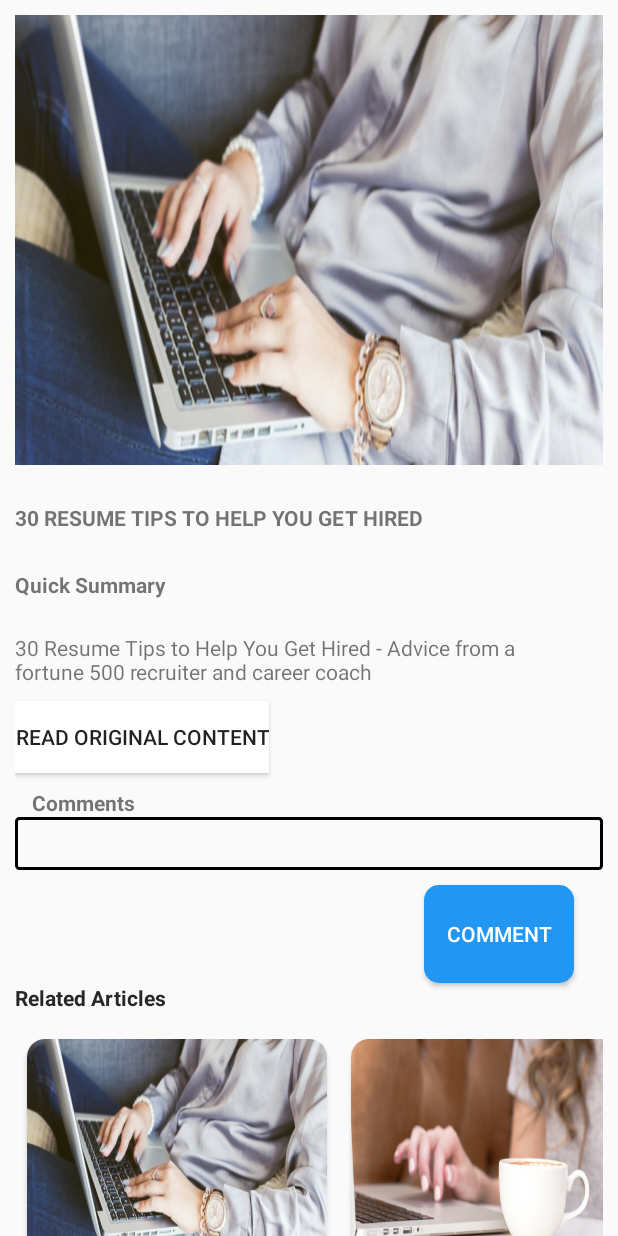
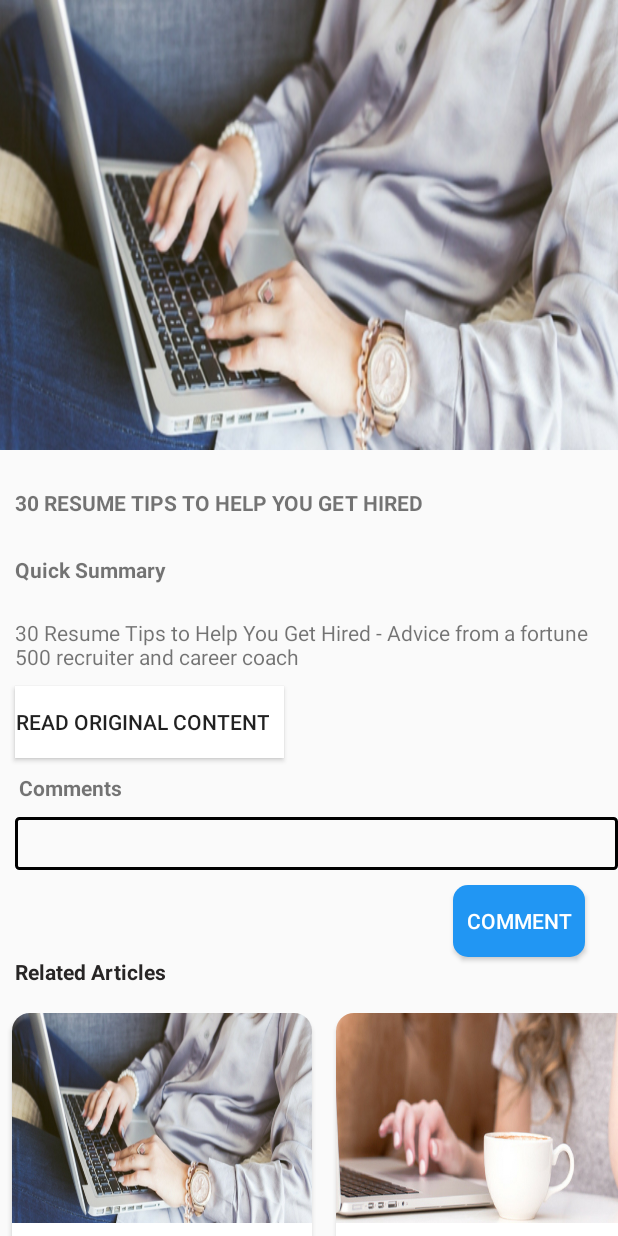
Before and after one commit to navneel61/EmpowerYouthCareerAdvice, an Android app: the CareerAdviceSummaryFragment screen opened through its navigation route, on a phone screen of 412 x 824 dp. Run offline under Robolectric (Android 15) with nearby library versions, the phone set to English and light mode, and no system bars; our stand-ins replace ButterKnife; Roboto replaces fonts that are not available here.

Commit message:
layouts modified

```diff
--- a/app/src/main/res/layout/fragment_career_advice_home.xml
+++ b/app/src/main/res/layout/fragment_career_advice_home.xml
@@ -53,7 +53,7 @@
         android:layout_height="wrap_content"
         android:background="@color/colorWhite"
         android:orientation="vertical"
-        android:padding="2dp">
+        >
 
         <include
             layout="@layout/layout_career_advice_item"
--- a/app/src/main/res/layout/item_career_advice_related.xml
+++ b/app/src/main/res/layout/item_career_advice_related.xml
@@ -134,6 +134,7 @@
                 android:layout_width="wrap_content"
                 android:layout_height="wrap_content"
                 android:text="Read Article"
+                android:layout_marginBottom="10dp"
                 android:layout_marginTop="2dp"
                 android:layout_marginStart="8dp"
                 app:layout_constraintTop_toBottomOf="@id/datemonthyear"
--- a/app/src/main/res/layout/item_career_advice_summary.xml
+++ b/app/src/main/res/layout/item_career_advice_summary.xml
@@ -9,19 +9,22 @@
     <androidx.constraintlayout.widget.ConstraintLayout
         android:layout_width="match_parent"
         android:layout_height="match_parent"
-        android:padding="10dp">
+        >
 
         <ImageView
             android:id="@+id/imageView"
             android:layout_width="match_parent"
             android:layout_height="300dp"
             android:background="@drawable/r1"
+            app:layout_constraintEnd_toEndOf="parent"
+            app:layout_constraintStart_toStartOf="parent"
             app:layout_constraintTop_toTopOf="parent" />
 
         <TextView
             android:id="@+id/txtTitle"
             android:layout_width="match_parent"
             android:layout_height="70dp"
+            android:layout_marginStart="10dp"
             android:gravity="center|left"
             android:text="30 RESUME TIPS TO HELP YOU GET HIRED"
             android:textStyle="bold"
@@ -33,6 +36,7 @@
             android:id="@+id/textViewSummary"
             android:layout_width="match_parent"
             android:layout_height="30dp"
+            android:layout_marginStart="10dp"
             android:text="Quick Summary"
             android:textStyle="bold"
             app:layout_constraintTop_toBottomOf="@+id/txtTitle"
@@ -44,6 +48,7 @@
             android:layout_width="match_parent"
             android:layout_height="wrap_content"
             android:layout_marginTop="12dp"
+            android:layout_marginStart="10dp"
             android:layout_marginEnd="16dp"
             android:text="30 Resume Tips to Help You Get Hired - Advice from a fortune 500 recruiter and career coach."
             app:layout_constraintEnd_toEndOf="parent"
@@ -55,6 +60,10 @@
             android:layout_height="wrap_content"
             android:layout_marginBottom="128dp"
             android:layout_marginTop="10dp"
+            android:paddingBottom="5dp"
+            android:paddingTop="5dp"
+            android:paddingRight="10dp"
+            android:layout_marginStart="10dp"
             android:background="@color/colorWhite"
             android:text="READ ORIGINAL CONTENT"
             app:layout_constraintEnd_toEndOf="parent"
@@ -82,6 +91,8 @@
             android:layout_height="wrap_content"
             android:layout_marginBottom="88dp"
             android:ems="10"
+            android:layout_marginStart="10dp"
+            android:layout_marginTop="10dp"
             android:padding="5dp"
             android:background="@drawable/edit_text"
             app:layout_constraintEnd_toEndOf="parent"
@@ -92,10 +103,11 @@
 
         <Button
             android:id="@+id/buttonComment"
-            android:layout_width="100dp"
-            android:layout_height="65dp"
+            android:layout_width="wrap_content"
+            android:layout_height="wrap_content"
             android:background="@drawable/custom_button"
             android:text="Comment"
+            android:padding="5dp"
             android:textColor="@color/colorWhite"
             android:layout_marginTop="10dp"
             app:layout_constraintEnd_toEndOf="parent"
@@ -109,6 +121,7 @@
             android:layout_height="wrap_content"
             android:id="@+id/relatedArticles"
             android:text="Related Articles"
+            android:layout_marginStart="10dp"
             app:layout_constraintTop_toBottomOf="@+id/buttonComment"
             app:layout_constraintStart_toStartOf="parent"
             android:layout_marginBottom="10dp"
```
